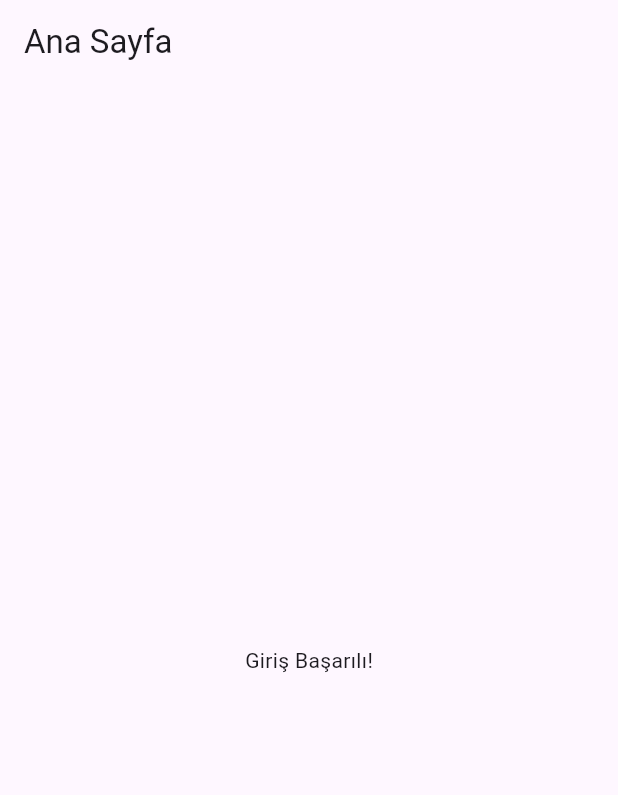
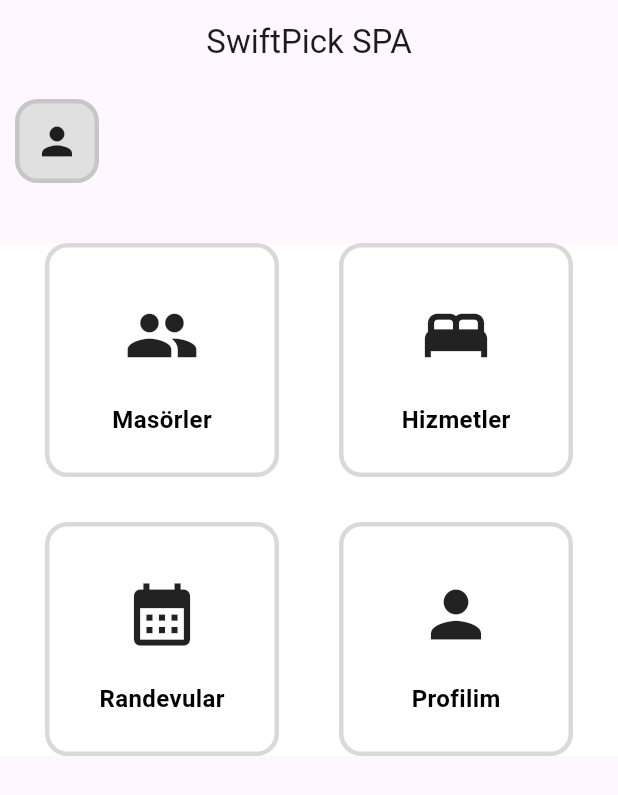
Before and after one commit to projectelif/swiftpick_spa, a Flutter app: the screen it shows once a user with an empty profile is signed in, on a phone screen of 412 x 824 dp. Shown: the top 795 px of the screen. Run offline on Flutter 3.47's test engine with Material 3 defaults, Android fonts, the light colour scheme and no system bars; our stand-ins replace firebase_auth, firebase_core; accounts and stored records are empty; network calls fail.

Commit message:
Home Page tamamlandı.

```diff
--- a/lib/auth/home_page.dart
+++ b/lib/auth/home_page.dart
@@ -1,13 +1,94 @@
+import 'package:firebase_auth/firebase_auth.dart';
 import 'package:flutter/material.dart';
+import 'package:swiftpick_spa/components/mybutton.dart';
+import 'package:swiftpick_spa/pages/masor_page.dart';
 
 class HomePage extends StatelessWidget {
-  const HomePage({super.key});
+  final User? currentUser = FirebaseAuth.instance.currentUser;
+   HomePage({super.key});
 
   @override
   Widget build(BuildContext context) {
     return Scaffold(
-      appBar: AppBar(title: const Text("Ana Sayfa")),
-      body: const Center(child: Text("Giriş Başarılı!")),
+      appBar: AppBar(
+        title: const Text('SwiftPick SPA'),
+        centerTitle: true,
+        elevation: 0,
+        backgroundColor: Theme.of(context).colorScheme.background,
+      ),
+      body: Column(children: [
+        Row(
+          mainAxisAlignment:MainAxisAlignment.start,
+         children : [
+          Padding(padding: const EdgeInsets.all(10.0),
+          child: Container(decoration:BoxDecoration(
+            color: Colors.grey[300],
+            borderRadius: BorderRadius.circular(15),
+            border: Border.all(color: Colors.grey.withAlpha(100), width: 3),
+          ),
+          padding: const EdgeInsets.all(10),
+          child: const Icon(
+            Icons.person,
+            size: 30,
+            color: Colors.black87,
+          )),
+          ),
+          Text(
+            currentUser?.email ?? 'No user logged in',
+            style: const TextStyle(fontSize: 20, fontWeight: FontWeight.w400),
+          ),
+         ],),
+          const SizedBox(
+                  height: 30,
+                ),
+          Container(padding: const EdgeInsets.symmetric(horizontal: 30),
+          decoration: BoxDecoration(
+            color: Colors.white),
+          child: GridView.count(
+            shrinkWrap: true,
+            scrollDirection: Axis.vertical,
+            physics: const NeverScrollableScrollPhysics(),
+            crossAxisCount: 2,
+            crossAxisSpacing: 40,
+            mainAxisSpacing: 30,
+            children: [
+              MyButton(
+                title: 'Masörler',
+                icondata: Icons.people,
+                onTap: () {
+                  Navigator.push(
+                              context,
+                              MaterialPageRoute(
+                                  builder: (context) => MasorPage()),
+                            );
+                },
+              ),
+              MyButton(
+                title: 'Hizmetler',
+                icondata: Icons.bed,
+                onTap: () {
+                  // Ayarlar sayfasına yönlendirme
+                },
+              ),
+              MyButton(
+                title: 'Randevular',
+                icondata: Icons.calendar_month,
+                onTap: () {
+                  // Bildirimler sayfasına yönlendirme
+                },
+              ),
+              MyButton(
+                title: 'Profilim',
+                icondata: Icons.person,
+                onTap: () {
+                  //FirebaseAuth.instance.signOut();
+                  Navigator.pop(context); // Giriş sayfasına geri döner
+                },
+              ),
+            ],
+          ),
+          ),
+      ]),
     );
   }
 }
--- a/lib/auth/login_page.dart
+++ b/lib/auth/login_page.dart
@@ -29,7 +29,7 @@ class _LoginPageState extends State<LoginPage> {
       );
       Navigator.pushReplacement(
         context,
-        MaterialPageRoute(builder: (_) => const HomePage()),
+        MaterialPageRoute(builder: (_) =>  HomePage()),
       );
     } on FirebaseAuthException catch (e) {
       setState(() {
--- /dev/null
+++ b/lib/components/mybutton.dart
@@ -0,0 +1,49 @@
+import 'package:flutter/material.dart';
+
+class MyButton extends StatelessWidget {
+
+  final String title;
+  final IconData icondata;
+  final Function()? onTap;
+
+  const MyButton({super.key, required this.title, required this.icondata, required this.onTap});
+
+
+  @override
+  Widget build(BuildContext context) {
+    return GestureDetector(
+      onTap: onTap,
+      child: Container(
+      decoration: BoxDecoration(
+        color: Colors.white,
+        borderRadius: BorderRadius.circular(15),
+        border: Border.all(color: Colors.grey.withAlpha(100), width: 3),
+      ),
+      child: Column(
+        mainAxisAlignment: MainAxisAlignment.center,
+        children: [
+          Container(
+              padding: const EdgeInsets.all(10),
+              decoration:
+                  const BoxDecoration(shape: BoxShape.circle),
+              child: Icon (
+                icondata,
+                color: Colors.black87,
+                size: 50,
+              ),
+            ),
+          const SizedBox(
+            height: 10,
+          ),
+          Text(
+            title,
+            style: const TextStyle(
+              color: Colors.black,
+              fontSize: 16,
+              fontWeight: FontWeight.bold,
+            ),
+          ),
+        ],
+      )));
+  }
+}
```
Also changed, not shown: lib/pages/masor_page.dart (added, +53 -0 lines).
